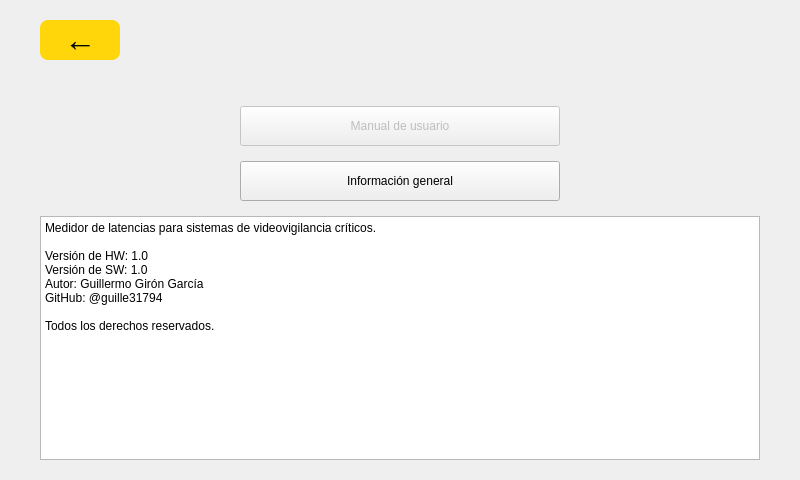
Old version of the form LatencyTester/Forms/helpscreen.ui in the repository guille31794/latency_tester.
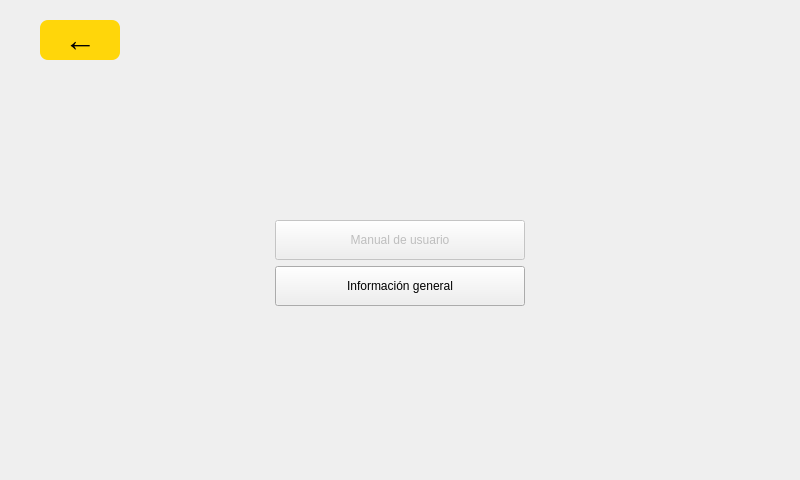
New version of the form.

Diff of the .ui file:
```diff
--- a/LatencyTester/Forms/helpscreen.ui
+++ b/LatencyTester/Forms/helpscreen.ui
@@ -55,34 +55,32 @@
     </widget>
    </item>
    <item>
-    <widget class="QWidget" name="helpMenu">
-     <layout class="QVBoxLayout" name="helpMenuLayout">
-      <property name="spacing">
-       <number>15</number>
-      </property>
-      <property name="topMargin">
-       <number>40</number>
-      </property>
-      <property name="leftMargin">
-       <number>200</number>
-      </property>
-      <property name="rightMargin">
-       <number>200</number>
-      </property>
-      <item>
+    <spacer name="topSpacer">
+     <property name="orientation">
+      <enum>Qt::Vertical</enum>
+     </property>
+     <property name="sizeHint" stdset="0">
+      <size>
+       <width>20</width>
+       <height>40</height>
+      </size>
+     </property>
+    </spacer>
+   </item>
+   <item alignment="Qt::AlignHCenter">
        <widget class="QPushButton" name="usersManualButton">
         <property name="enabled">
          <bool>false</bool>
         </property>
         <property name="sizePolicy">
-         <sizepolicy hsizetype="Expanding" vsizetype="Fixed">
+      <sizepolicy hsizetype="Fixed" vsizetype="Fixed">
           <horstretch>0</horstretch>
           <verstretch>0</verstretch>
          </sizepolicy>
         </property>
         <property name="minimumSize">
          <size>
-          <width>200</width>
+       <width>250</width>
           <height>40</height>
          </size>
         </property>
@@ -91,17 +89,17 @@
         </property>
        </widget>
       </item>
-      <item>
+   <item alignment="Qt::AlignHCenter">
        <widget class="QPushButton" name="generalInfoButton">
         <property name="sizePolicy">
-         <sizepolicy hsizetype="Expanding" vsizetype="Fixed">
+      <sizepolicy hsizetype="Fixed" vsizetype="Fixed">
           <horstretch>0</horstretch>
           <verstretch>0</verstretch>
          </sizepolicy>
         </property>
         <property name="minimumSize">
          <size>
-          <width>200</width>
+       <width>250</width>
           <height>40</height>
          </size>
         </property>
@@ -110,25 +108,18 @@
         </property>
        </widget>
       </item>
-     </layout>
-    </widget>
-   </item>
    <item>
-    <widget class="QPlainTextEdit" name="infoPanel">
-     <property name="readOnly">
-      <bool>true</bool>
+    <spacer name="bottomSpacer">
+     <property name="orientation">
+      <enum>Qt::Vertical</enum>
      </property>
-     <property name="plainText">
-      <string>Medidor de latencias para sistemas de videovigilancia críticos.
-
-Versión de HW: 1.0
-Versión de SW: 1.0
-Autor: Guillermo Girón García
-GitHub: @guille31794
-
-Todos los derechos reservados.</string>
+     <property name="sizeHint" stdset="0">
+      <size>
+       <width>20</width>
+       <height>40</height>
+      </size>
      </property>
-    </widget>
+    </spacer>
    </item>
   </layout>
  </widget>
```
Left out of the diff: 3 changed lines with no effect on the pictures. Lines whose indentation alone changed are shown as unchanged.
